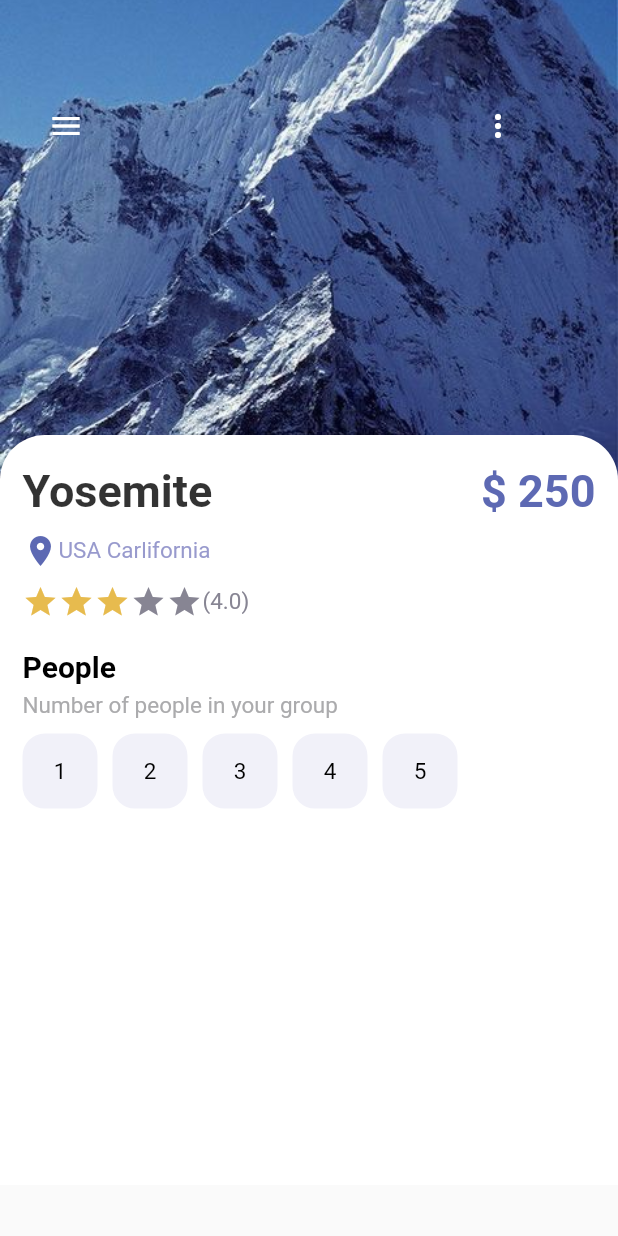
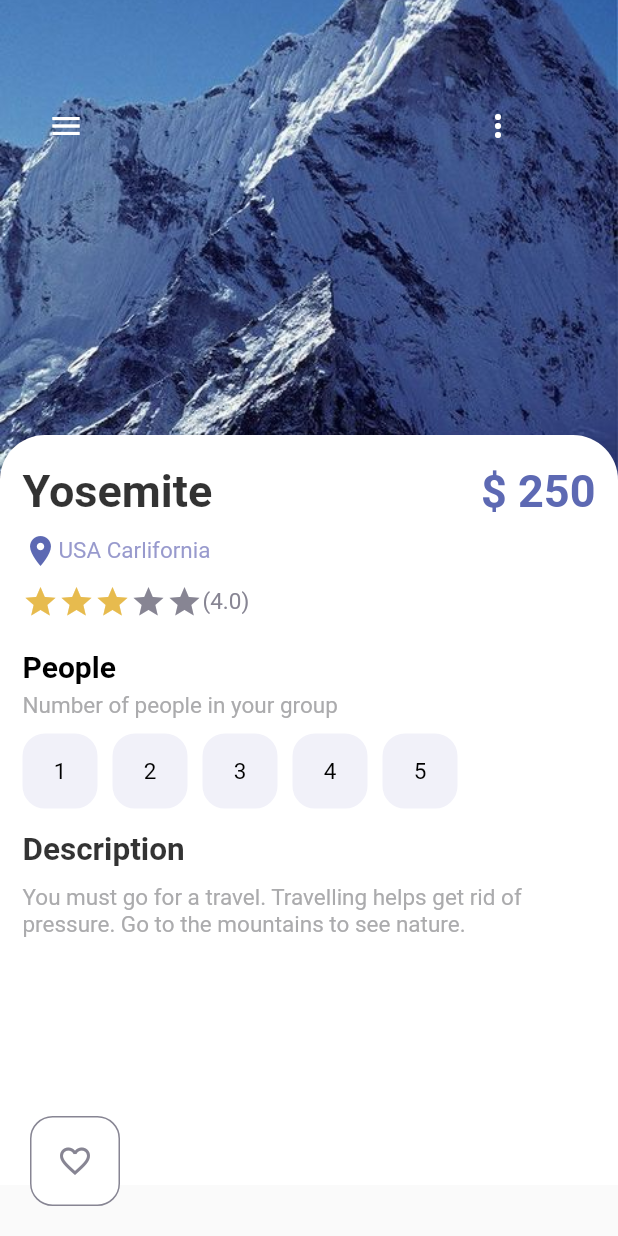
Before and after one commit to picasso653/travel_app, a Flutter app: the screen it shows after launch, on a phone screen of 412 x 824 dp. Run offline on Flutter 3.47's test engine with Material 2 defaults, Android fonts, the phone set to English and light mode, and no system bars.

Commit message:
Daily code

```diff
--- a/lib/pages/detail_page.dart
+++ b/lib/pages/detail_page.dart
@@ -157,9 +157,28 @@ class _DetailPageState extends State<DetailPage> {
                             ),
                           );
                         }),
-                      )
+                      ),
+                      const SizedBox(height: 15,),
+                      AppLargeText(text: 'Description', color: Colors.black.withOpacity(0.8), size: 21,),
+                      const SizedBox(height: 10,),
+                      AppText(text: 'You must go for a travel. Travelling helps get rid of pressure. Go to the mountains to see nature.', color: AppColors.mainTextColor,)
                     ],
                   ),
+                )),
+                Positioned(
+                  bottom: 20,
+                  left: 20,
+                  child:
+                Row(
+                  children: [
+                    AppNumberButton(size: 60,
+                     color: AppColors.textColor2,
+                      backgroudColor: Colors.white,
+                       borderColor: AppColors.textColor2,
+                       isIcon: true,
+                       icon: Icons.favorite_border),
+
+                  ],
                 ))
           ],
         ),
```
